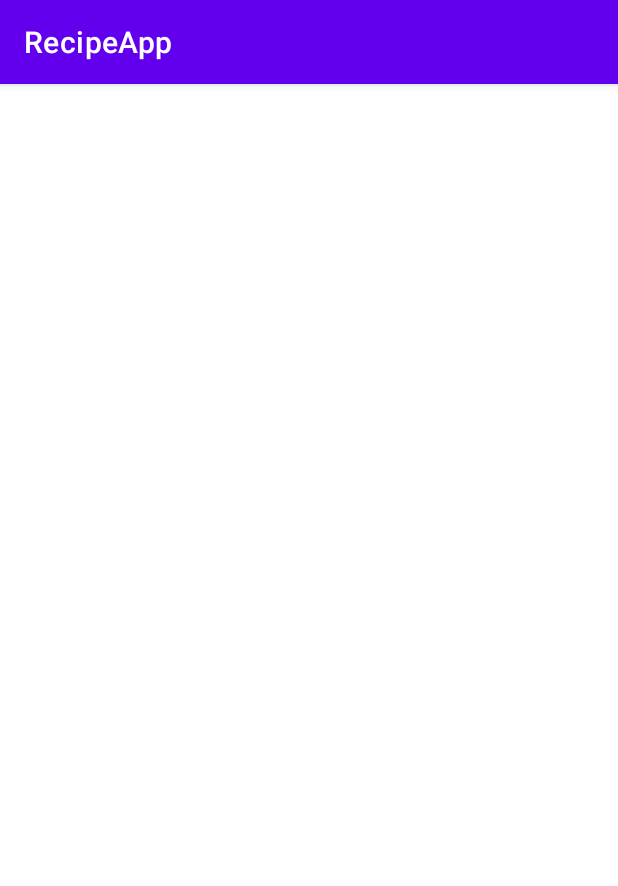
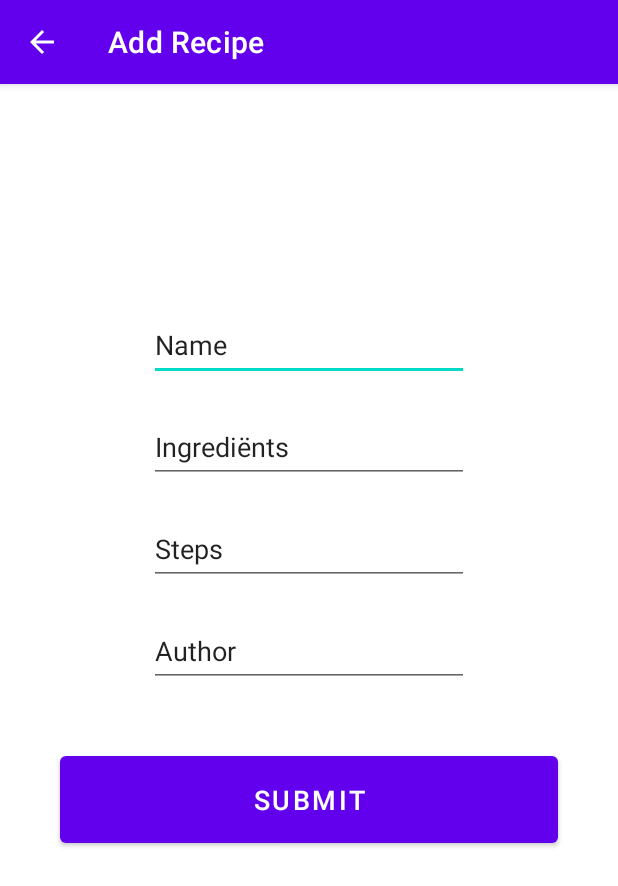
Before and after one commit to YoniCelen/RecipeApp, an Android app: the addActivity screen opened directly, with no data from a screen before it, on a phone screen of 412 x 824 dp. Shown: the top 886 px of the screen. Run offline under Robolectric (Android 15) with nearby library versions, the phone set to English and light mode, and no system bars.

Commit message:
added views to the add activity

```diff
--- a/app/src/main/AndroidManifest.xml
+++ b/app/src/main/AndroidManifest.xml
@@ -11,9 +11,12 @@
         android:theme="@style/Theme.RecipeApp">
         <activity
             android:name=".addActivity"
+            android:label="Add Recipe"
+            android:parentActivityName=".MainActivity"
             android:exported="false" />
         <activity
             android:name=".MainActivity"
+            android:label="Recipes"
             android:exported="true">
             <intent-filter>
                 <action android:name="android.intent.action.MAIN" />
--- a/app/src/main/res/layout/activity_add.xml
+++ b/app/src/main/res/layout/activity_add.xml
@@ -6,4 +6,90 @@
     android:layout_height="match_parent"
     tools:context=".addActivity">
 
+    <EditText
+        android:id="@+id/nameInput"
+        android:layout_width="wrap_content"
+        android:layout_height="wrap_content"
+        android:layout_marginStart="40dp"
+        android:layout_marginLeft="40dp"
+        android:layout_marginTop="150dp"
+        android:layout_marginEnd="40dp"
+        android:layout_marginRight="40dp"
+        android:ems="10"
+        android:hint="Name of the recipe"
+        android:inputType="textPersonName"
+        android:text="Name"
+        app:layout_constraintEnd_toEndOf="parent"
+        app:layout_constraintHeight_min="48dp"
+        app:layout_constraintStart_toStartOf="parent"
+        app:layout_constraintTop_toTopOf="parent" />
+
+    <EditText
+        android:id="@+id/ingredientsInput"
+        android:layout_width="wrap_content"
+        android:layout_height="wrap_content"
+        android:layout_marginStart="40dp"
+        android:layout_marginLeft="40dp"
+        android:layout_marginTop="20dp"
+        android:layout_marginEnd="40dp"
+        android:layout_marginRight="40dp"
+        android:ems="10"
+        android:hint="Ingrediënts needed"
+        android:inputType="textPersonName"
+        android:text="Ingrediënts"
+        app:layout_constraintEnd_toEndOf="parent"
+        app:layout_constraintHeight_min="48dp"
+        app:layout_constraintStart_toStartOf="parent"
+        app:layout_constraintTop_toBottomOf="@+id/nameInput" />
+
+    <EditText
+        android:id="@+id/stepsInput"
+        android:layout_width="wrap_content"
+        android:layout_height="wrap_content"
+        android:layout_marginStart="40dp"
+        android:layout_marginLeft="40dp"
+        android:layout_marginTop="20dp"
+        android:layout_marginEnd="40dp"
+        android:layout_marginRight="40dp"
+        android:ems="10"
+        android:hint="Steps to follow"
+        android:inputType="textPersonName"
+        android:text="Steps"
+        app:layout_constraintEnd_toEndOf="parent"
+        app:layout_constraintHeight_min="48dp"
+        app:layout_constraintStart_toStartOf="parent"
+        app:layout_constraintTop_toBottomOf="@+id/ingredientsInput" />
+
+    <EditText
+        android:id="@+id/authorInput"
+        android:layout_width="wrap_content"
+        android:layout_height="wrap_content"
+        android:layout_marginStart="40dp"
+        android:layout_marginLeft="40dp"
+        android:layout_marginTop="20dp"
+        android:layout_marginEnd="40dp"
+        android:layout_marginRight="40dp"
+        android:ems="10"
+        android:hint="Name of the recipe's author"
+        android:inputType="textPersonName"
+        android:text="Author"
+        app:layout_constraintEnd_toEndOf="parent"
+        app:layout_constraintHeight_min="48dp"
+        app:layout_constraintStart_toStartOf="parent"
+        app:layout_constraintTop_toBottomOf="@+id/stepsInput" />
+
+    <Button
+        android:id="@+id/submitRecipeButton"
+        android:layout_width="match_parent"
+        android:layout_height="70dp"
+        android:layout_marginStart="40dp"
+        android:layout_marginLeft="40dp"
+        android:layout_marginTop="40dp"
+        android:layout_marginEnd="40dp"
+        android:layout_marginRight="40dp"
+        android:text="Submit"
+        android:textSize="18dp"
+        app:layout_constraintEnd_toEndOf="parent"
+        app:layout_constraintStart_toStartOf="parent"
+        app:layout_constraintTop_toBottomOf="@+id/authorInput" />
 </androidx.constraintlayout.widget.ConstraintLayout>
```
